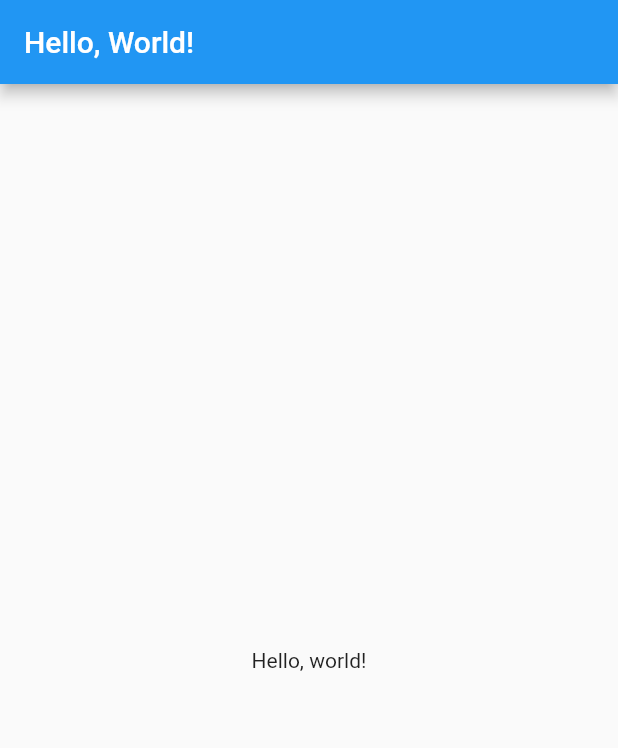
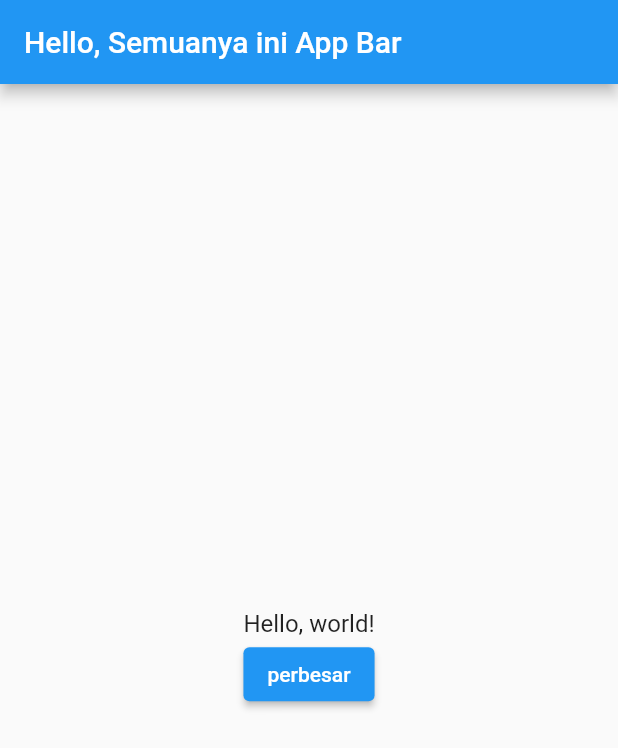
Before and after one commit to SwagMam/tes_app, a Flutter app: the screen it shows after launch, on a phone screen of 412 x 824 dp. Shown: the top 748 px of the screen. Run offline on Flutter 3.47's test engine with Material 2 defaults, Android fonts, the phone set to English and light mode, and no system bars.

Commit message:
commit statefulwidget

```diff
--- a/lib/main.dart
+++ b/lib/main.dart
@@ -17,12 +17,60 @@
       ),
       home: Scaffold(
         appBar: AppBar(
-          title: Text('Hello, World!'),
+          title: Text('Hello, Semuanya ini App Bar'),
         ),
         body: Center(
-          child: Text('Hello, world!'),
+          child: BiggerText(text: 'Hello, world!'),
         ),
       ),
     );
   }
 }
+
+class Heading extends StatelessWidget {
+  final String text;
+
+  const Heading({Key? key, required this.text}) : super(key: key);
+
+  @override
+  Widget build(BuildContext context) {
+    return Text(
+      text,
+      style: const TextStyle(
+        fontSize: 24.0,
+        fontWeight: FontWeight.bold,
+      ),
+    );
+  }
+}
+
+class BiggerText extends StatefulWidget {
+  final String text;
+
+  const BiggerText({Key? key, required this.text}) : super(key: key);
+
+  @override
+  _BiggerTextState createState() => _BiggerTextState();
+}
+
+class _BiggerTextState extends State<BiggerText> {
+  double _textsize = 16.0;
+
+  @override
+  Widget build(BuildContext context) {
+    return Column(
+      mainAxisAlignment: MainAxisAlignment.center,
+      children: <Widget>[
+        Text(widget.text, style: TextStyle(fontSize: _textsize)),
+        ElevatedButton(
+          child: const Text("perbesar"),
+          onPressed: () {
+            setState(() {
+              _textsize = 32.0;
+            });
+          },
+        )
+      ],
+    );
+  }
+}
```
